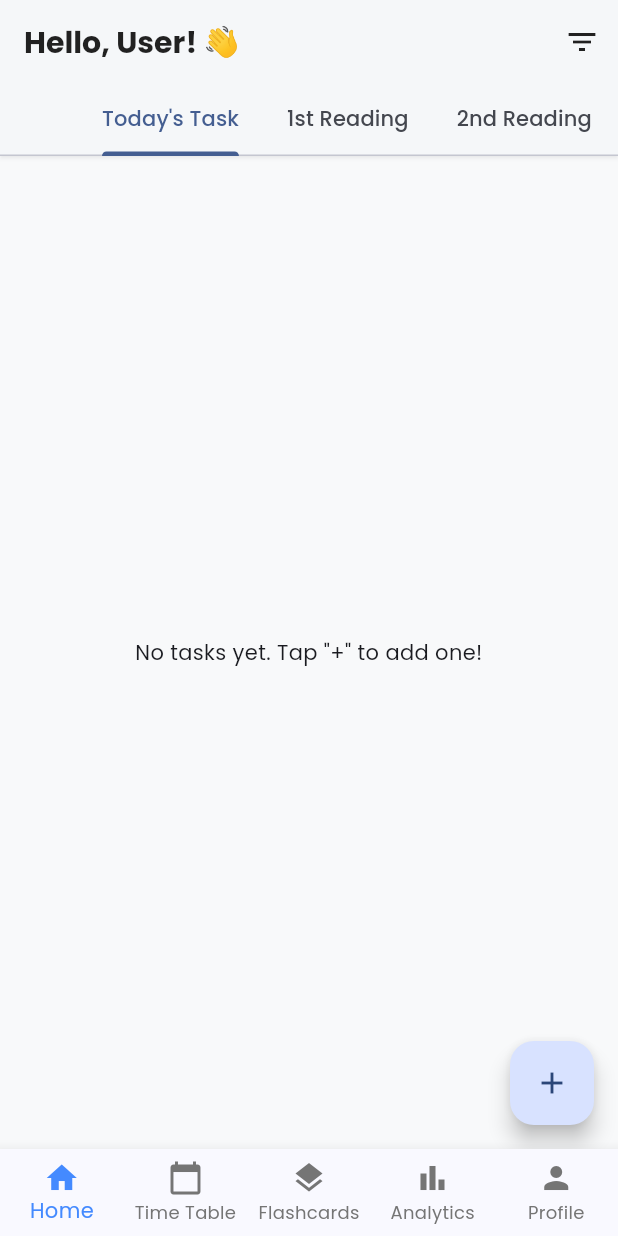
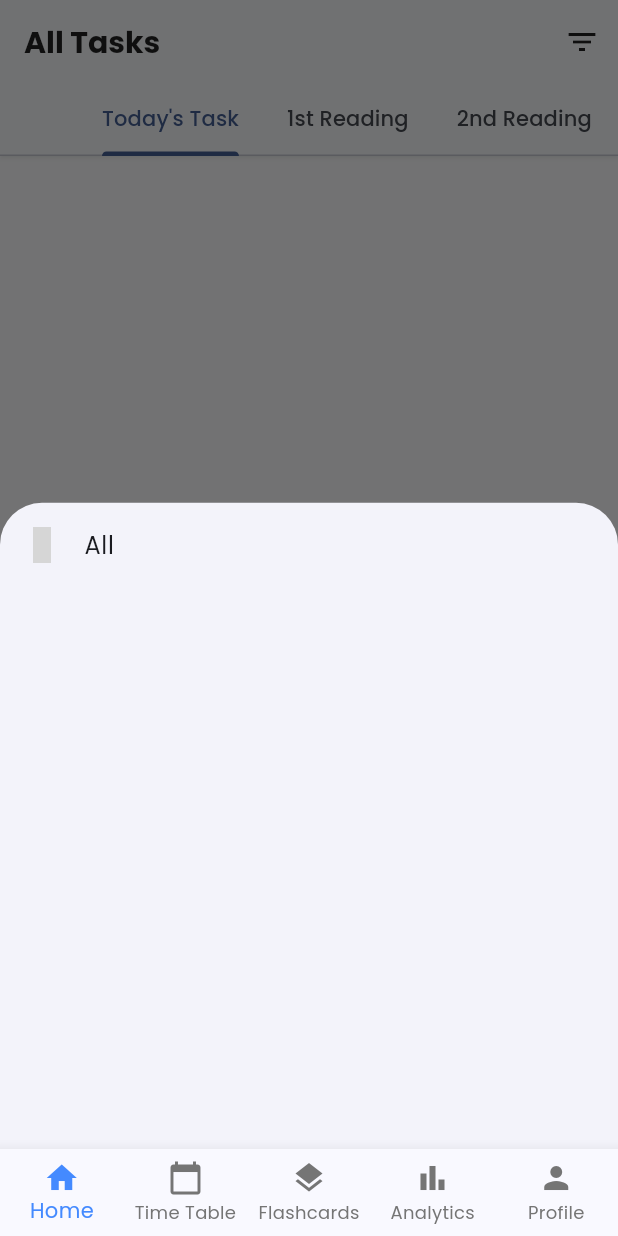
Before and after one commit to opkukna1/chetegram, a Flutter app: the HomeScreen screen opened by its route, after a tap on the "filter list" icon, on a phone screen of 412 x 824 dp. Run offline on Flutter 3.47's test engine with Material 3 defaults, Android fonts, the phone set to English and light mode, and no system bars; our stand-ins replace cloud_firestore, firebase_auth, firebase_core, firebase_storage, fl_chart, flutter_heatmap_calendar and 4 more; accounts and stored records are empty; generated files the repository leaves out were written again; statements that could not run were skipped; grey boxes are pictures that could not be loaded.

Commit message:
Update home_screen.dart

```diff
--- a/lib/screens/home_screen.dart
+++ b/lib/screens/home_screen.dart
@@ -18,6 +18,8 @@ class _HomeScreenState extends State<HomeScreen> with SingleTickerProviderStateM
   final FirestoreService _firestoreService = FirestoreService();
   final List<int> revisionIntervals = [1, 2, 4, 7, 16, 30];
 
+  String? _selectedSubjectFilter;
+
   @override
   void initState() {
     super.initState();
@@ -33,12 +35,10 @@ class _HomeScreenState extends State<HomeScreen> with SingleTickerProviderStateM
       return;
     }
 
-    // नया स्टेप: रिवीजन को हिस्ट्री में लॉग करें
     await _firestoreService.addRevisionLog(task.subject);
 
     if (task.readingStage < 6) {
       task.readingStage += 1;
-      // सही इंडेक्स का उपयोग करें (पिछली गलती को ठीक किया गया)
       int daysToAdd = revisionIntervals[task.readingStage - 2];
       task.nextRevisionDate = Timestamp.fromDate(DateTime.now().add(Duration(days: daysToAdd)));
     } else {
@@ -75,6 +75,38 @@ class _HomeScreenState extends State<HomeScreen> with SingleTickerProviderStateM
     );
   }
 
+  void _showFilterDialog() async {
+    final subjects = await _firestoreService.getSubjects();
+    subjects.insert(0, 'All');
+
+    showModalBottomSheet(
+      context: context,
+      builder: (context) {
+        return ListView.builder(
+          itemCount: subjects.length,
+          itemBuilder: (context, index) {
+            final subject = subjects[index];
+            return ListTile(
+              title: Text(subject),
+              leading: Icon(
+                _selectedSubjectFilter == subject || (_selectedSubjectFilter == null && subject == 'All')
+                  ? Icons.check_circle
+                  : Icons.circle_outline,
+                color: Theme.of(context).primaryColor,
+              ),
+              onTap: () {
+                setState(() {
+                  _selectedSubjectFilter = (subject == 'All') ? null : subject;
+                });
+                Navigator.pop(context);
+              },
+            );
+          },
+        );
+      },
+    );
+  }
+
   @override
   void dispose() {
     _tabController.dispose();
@@ -85,8 +117,13 @@ class _HomeScreenState extends State<HomeScreen> with SingleTickerProviderStateM
   Widget build(BuildContext context) {
     return Scaffold(
       appBar: AppBar(
-        title: const Text('Hello, User! 👋'),
-        actions: [IconButton(icon: const Icon(Icons.filter_list), onPressed: () {})],
+        title: Text(_selectedSubjectFilter ?? 'All Tasks'),
+        actions: [
+          IconButton(
+            icon: const Icon(Icons.filter_list),
+            onPressed: _showFilterDialog,
+          ),
+        ],
         bottom: TabBar(
           controller: _tabController,
           isScrollable: true,
@@ -102,13 +139,13 @@ class _HomeScreenState extends State<HomeScreen> with SingleTickerProviderStateM
         ),
       ),
       body: StreamBuilder<QuerySnapshot>(
-        stream: _firestoreService.getTasksStream(),
+        stream: _firestoreService.getTasksStream(subject: _selectedSubjectFilter),
         builder: (context, snapshot) {
           if (snapshot.connectionState == ConnectionState.waiting) {
             return const Center(child: CircularProgressIndicator());
           }
           if (!snapshot.hasData || snapshot.data!.docs.isEmpty) {
-            return Center(child: Text('No tasks yet. Tap "+" to add one!', textAlign: TextAlign.center));
+            return Center(child: Text('No tasks found. Tap "+" to add one!', textAlign: TextAlign.center));
           }
 
           final allTasks = snapshot.data!.docs.map((doc) => Task.fromFirestore(doc)).toList();
```
